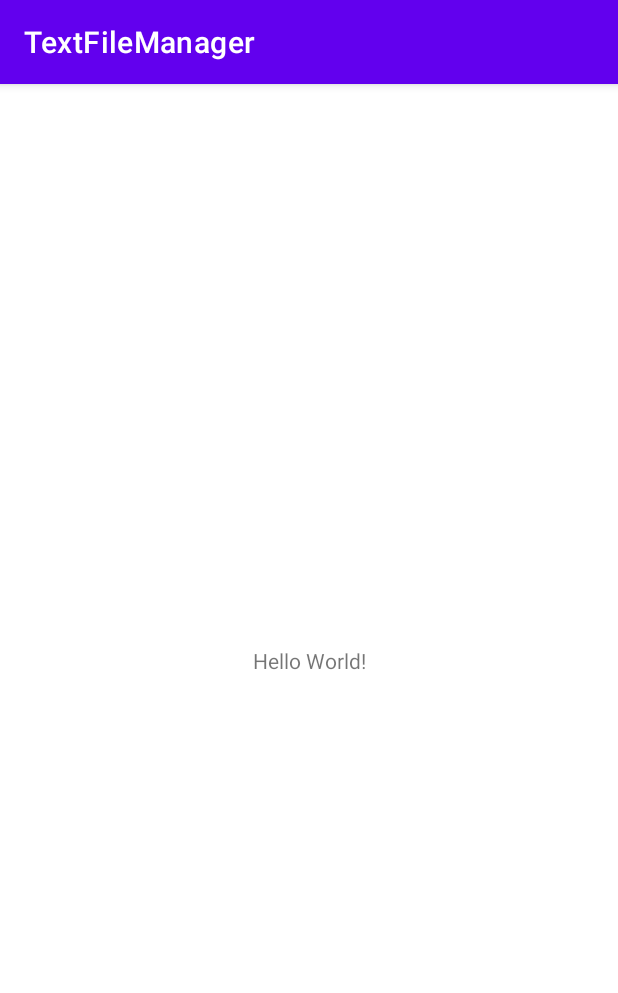
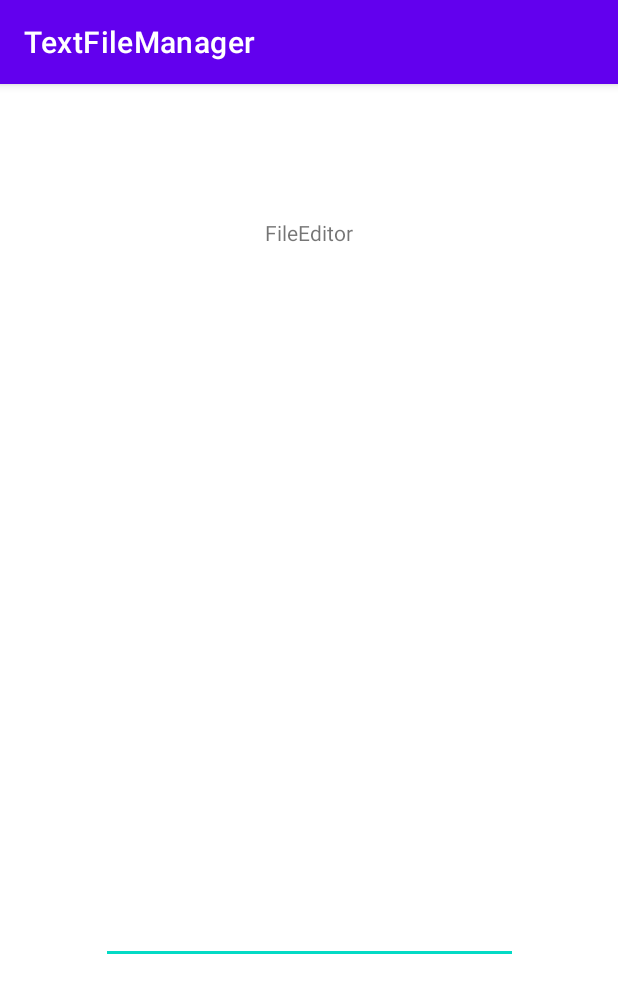
Before and after one commit to evermine18/AndroidFileTest, an Android app: the screen it shows after launch (MainActivity), on a phone screen of 412 x 824 dp. Shown: the top 993 px of the screen. Run offline under Robolectric (Android 15) with nearby library versions, the phone set to English and light mode, and no system bars.

Commit message:
Read file function

```diff
--- a/app/src/main/AndroidManifest.xml
+++ b/app/src/main/AndroidManifest.xml
@@ -26,5 +26,6 @@
                 android:value="" />
         </activity>
     </application>
-
+    <uses-permission android:maxSdkVersion="18" android:name="android.permission.READ_EXTERNAL_STORAGE" />
+    <uses-permission android:maxSdkVersion="18" android:name="android.permission.WRITE_EXTERNAL_STORAGE" />
 </manifest>
--- a/app/src/main/java/com/example/textfilemanager/MainActivity.java
+++ b/app/src/main/java/com/example/textfilemanager/MainActivity.java
@@ -3,12 +3,57 @@ package com.example.textfilemanager;
 import androidx.appcompat.app.AppCompatActivity;
 
 import android.os.Bundle;
+import android.text.Editable;
+import android.text.TextWatcher;
+import android.widget.EditText;
+
+import java.io.BufferedReader;
+import java.io.FileInputStream;
+import java.io.FileNotFoundException;
+import java.io.FileOutputStream;
+import java.io.IOException;
+import java.io.InputStreamReader;
+import java.nio.charset.StandardCharsets;
+import java.util.Arrays;
 
 public class MainActivity extends AppCompatActivity {
+    private EditText etext;
 
     @Override
     protected void onCreate(Bundle savedInstanceState) {
         super.onCreate(savedInstanceState);
         setContentView(R.layout.activity_main);
+        fileCheck();
+        etext = findViewById(R.id.editText);
+        readFile();
+
+
+    }
+
+    public void fileCheck(){
+        String data = Arrays.toString(this.getFilesDir().list());
+        if (!data.contains("dades.txt")) {
+            try {
+                FileOutputStream fos=openFileOutput("dades.txt",MODE_PRIVATE);
+            } catch (FileNotFoundException e) {
+                e.printStackTrace();
+            }
+        }
+    }
+
+    public void readFile(){
+        try {
+            FileInputStream fis=openFileInput("dades.txt");
+            InputStreamReader fir = new InputStreamReader(fis);
+            BufferedReader br = new BufferedReader(fir);
+            String line = br.readLine();
+            while (line != null){
+                etext.append(line+"\n");
+                line = br.readLine();
+            }
+
+        } catch (IOException e) {
+            e.printStackTrace();
+        }
     }
 }
--- a/app/src/main/res/layout/activity_main.xml
+++ b/app/src/main/res/layout/activity_main.xml
@@ -6,13 +6,26 @@
     android:layout_height="match_parent"
     tools:context=".MainActivity">
 
-    <TextView
-        android:layout_width="wrap_content"
-        android:layout_height="wrap_content"
-        android:text="Hello World!"
+    <EditText
+        android:id="@+id/editText"
+        android:layout_width="278dp"
+        android:layout_height="405dp"
+        android:ems="10"
+        android:gravity="start|top"
+        android:inputType="textMultiLine"
         app:layout_constraintBottom_toBottomOf="parent"
         app:layout_constraintEnd_toEndOf="parent"
         app:layout_constraintStart_toStartOf="parent"
         app:layout_constraintTop_toTopOf="parent" />
 
+    <TextView
+        android:id="@+id/textView3"
+        android:layout_width="wrap_content"
+        android:layout_height="wrap_content"
+        android:text="FileEditor"
+        app:layout_constraintBottom_toBottomOf="parent"
+        app:layout_constraintEnd_toEndOf="parent"
+        app:layout_constraintStart_toStartOf="parent"
+        app:layout_constraintTop_toTopOf="parent"
+        app:layout_constraintVertical_bias="0.119" />
 </androidx.constraintlayout.widget.ConstraintLayout>
```
